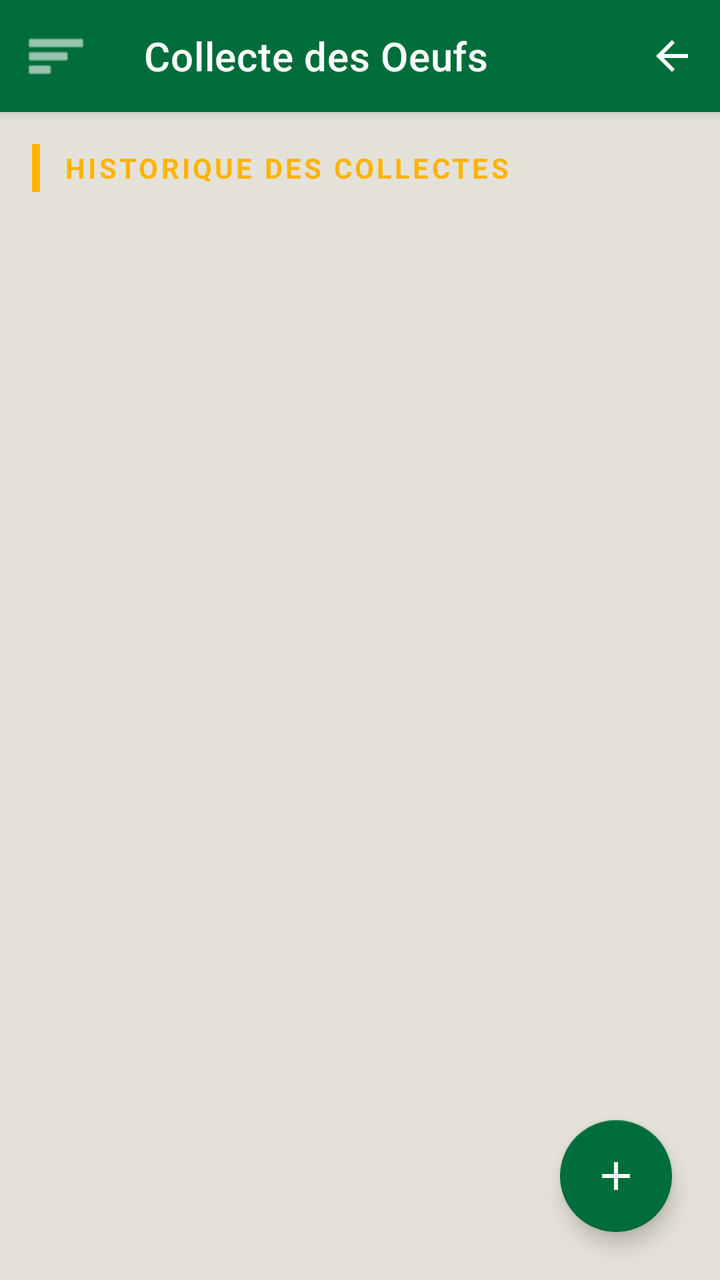
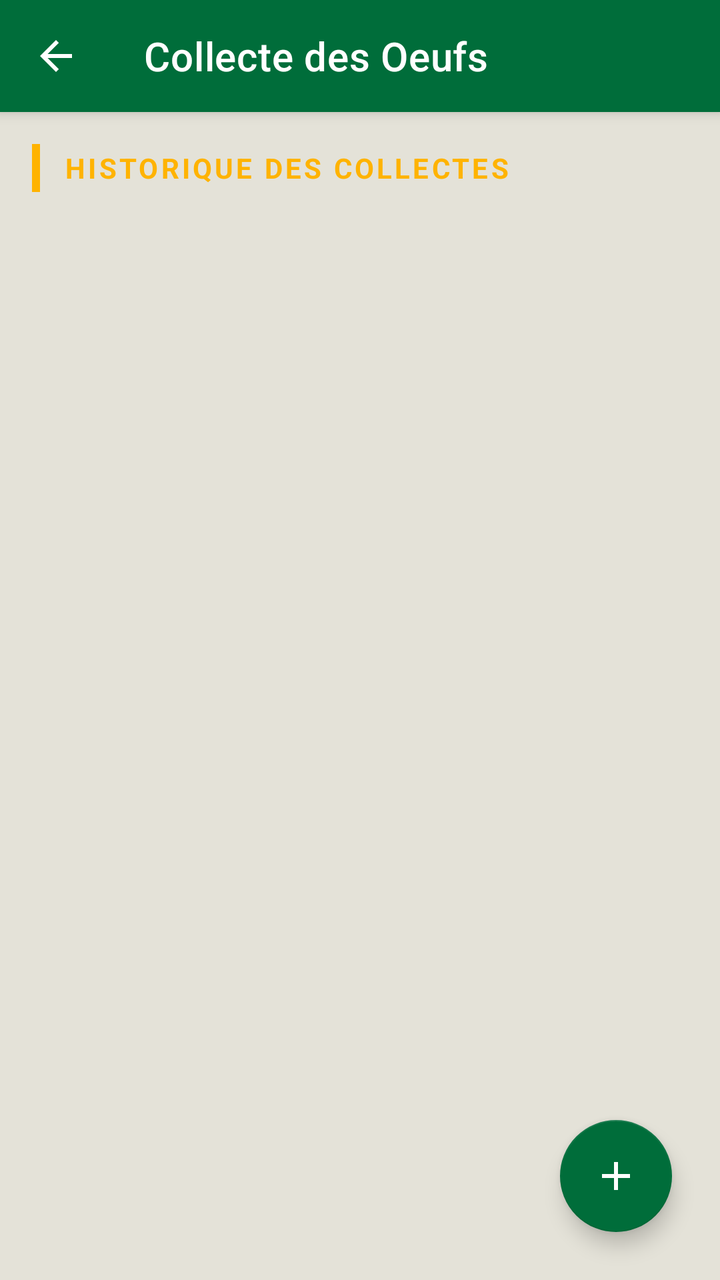

The first picture is an Android layout as it rendered before a commit; the second is the same layout after the commit. The layout source and the unified diff follow.
<!-- AndroidManifest.xml: application theme Theme.Poulailler_copilot -->
<!-- res/layout/activity_agent.xml -->
<?xml version="1.0" encoding="utf-8"?>
<androidx.drawerlayout.widget.DrawerLayout xmlns:android="http://schemas.android.com/apk/res/android"
    xmlns:app="http://schemas.android.com/apk/res-auto"
    xmlns:tools="http://schemas.android.com/tools"
    android:id="@+id/drawerLayout"
    android:layout_width="match_parent"
    android:layout_height="match_parent"
    >

    <androidx.coordinatorlayout.widget.CoordinatorLayout
        android:layout_width="match_parent"
        android:layout_height="match_parent">

        <com.google.android.material.appbar.AppBarLayout
            android:layout_width="match_parent"
            android:layout_height="wrap_content"
            >
            <com.google.android.material.appbar.MaterialToolbar
                android:id="@+id/toolbar"
                android:layout_width="match_parent"
                android:layout_height="?attr/actionBarSize"
                app:title="Collecte des Oeufs"
                app:titleTextColor="@color/white"
                app:navigationIcon="@android:drawable/ic_menu_sort_by_size"
                app:navigationIconTint="@color/white">

                <ImageView
                    android:id="@+id/ivBackToDashboard"
                    android:layout_width="48dp"
                    android:layout_height="48dp"
                    android:layout_gravity="end|center_vertical"
                    android:background="?attr/selectableItemBackgroundBorderless"
                    android:clickable="true"
                    android:contentDescription="@string/dashboard_title"
                    android:focusable="true"
                    android:padding="12dp"
                    android:src="@drawable/ic_back"
                    app:tint="@color/white" />
            </com.google.android.material.appbar.MaterialToolbar>
        </com.google.android.material.appbar.AppBarLayout>

        <androidx.core.widget.NestedScrollView
            android:layout_width="match_parent"
            android:layout_height="match_parent"
            app:layout_behavior="@string/appbar_scrolling_view_behavior">

            <LinearLayout
                android:layout_width="match_parent"
                android:layout_height="wrap_content"
                android:orientation="vertical"
                android:padding="16dp">

                
                <LinearLayout
                    android:layout_width="match_parent"
                    android:layout_height="wrap_content"
                    android:orientation="horizontal"
                    android:gravity="center_vertical"
                    android:layout_marginBottom="16dp">
                    <View
                        android:layout_width="4dp"
                        android:layout_height="24dp"
                        android:background="#FFB300" />
                    <TextView
                        android:layout_width="wrap_content"
                        android:layout_height="wrap_content"
                        android:text="HISTORIQUE DES COLLECTES"
                        android:textColor="#FFB300"
                        android:textSize="14sp"
                        android:textStyle="bold"
                        android:layout_marginStart="12dp"
                        android:letterSpacing="0.1" />
                </LinearLayout>

                <androidx.recyclerview.widget.RecyclerView
                    android:id="@+id/rvCollectionHistory"
                    android:layout_width="match_parent"
                    android:layout_height="wrap_content"
                    android:nestedScrollingEnabled="false"
                    tools:listitem="@layout/item_collection" />

                <com.google.android.material.button.MaterialButton
                    android:id="@+id/btnShowMore"
                    android:layout_width="wrap_content"
                    android:layout_height="wrap_content"
                    android:layout_gravity="center_horizontal"
                    android:text="Afficher plus"
                    android:textColor="#87CEEB"
                    style="@style/Widget.MaterialComponents.Button.TextButton"
                    android:visibility="gone" />

                
                <View
                    android:layout_width="match_parent"
                    android:layout_height="100dp" />

            </LinearLayout>
        </androidx.core.widget.NestedScrollView>

        <com.google.android.material.floatingactionbutton.FloatingActionButton
            android:id="@+id/fabAddCollection"
            android:layout_width="wrap_content"
            android:layout_height="wrap_content"
            android:layout_gravity="bottom|end"
            android:layout_margin="24dp"
            android:src="@drawable/ic_add"
            app:backgroundTint="@color/primary"
            app:tint="@color/white"
            android:contentDescription="Ajouter une collecte" />

    </androidx.coordinatorlayout.widget.CoordinatorLayout>

    <com.google.android.material.navigation.NavigationView
        android:id="@+id/navigationView"
        android:layout_width="wrap_content"
        android:layout_height="match_parent"
        android:layout_gravity="start"
        android:background="@color/surface"
        app:headerLayout="@layout/nav_header"
        app:itemIconTint="@color/text_secondary"
        app:itemTextColor="@color/text_primary"
        app:menu="@menu/drawer_menu" />

</androidx.drawerlayout.widget.DrawerLayout>
<!-- res/layout/item_collection.xml (included above) -->
<?xml version="1.0" encoding="utf-8"?>
<com.google.android.material.card.MaterialCardView xmlns:android="http://schemas.android.com/apk/res/android"
    xmlns:app="http://schemas.android.com/apk/res-auto"
    android:layout_width="match_parent"
    android:layout_height="wrap_content"
    android:layout_marginBottom="8dp"
    app:cardBackgroundColor="@color/surface"
    app:cardCornerRadius="8dp"
    app:strokeColor="@color/off_white"
    app:strokeWidth="1dp">

    <LinearLayout
        android:layout_width="match_parent"
        android:layout_height="wrap_content"
        android:orientation="horizontal"
        android:padding="12dp"
        android:gravity="center_vertical">

        <ImageView
            android:layout_width="32dp"
            android:layout_height="32dp"
            android:src="@drawable/ic_add"
            app:tint="#FFB300"
            android:contentDescription="Icône collecte" />

        <LinearLayout
            android:layout_width="0dp"
            android:layout_height="wrap_content"
            android:layout_weight="1"
            android:orientation="vertical"
            android:layout_marginStart="16dp">

            <TextView
                android:id="@+id/tvDate"
                android:layout_width="wrap_content"
                android:layout_height="wrap_content"
                android:textColor="@color/text_secondary"
                android:textSize="12sp"
                android:text="Date"/>

            <TextView
                android:id="@+id/tvEggs"
                android:layout_width="wrap_content"
                android:layout_height="wrap_content"
                android:textColor="@color/text_primary"
                android:textSize="16sp"
                android:textStyle="bold"
                android:text="0 œufs"/>
        </LinearLayout>

        <TextView
            android:id="@+id/tvBroken"
            android:layout_width="wrap_content"
            android:layout_height="wrap_content"
            android:textColor="#F44336"
            android:textSize="14sp"
            android:text="0 cassés"/>

    </LinearLayout>
</com.google.android.material.card.MaterialCardView>
<!-- res/layout/nav_header.xml (included above) -->
<?xml version="1.0" encoding="utf-8"?>
<LinearLayout xmlns:android="http://schemas.android.com/apk/res/android"
    xmlns:app="http://schemas.android.com/apk/res-auto"
    android:layout_width="match_parent"
    android:layout_height="wrap_content"
    android:background="@drawable/bg_nav_header"
    android:gravity="start"
    android:orientation="vertical"
    android:paddingHorizontal="20dp"
    android:paddingTop="28dp"
    android:paddingBottom="20dp">

    <com.google.android.material.card.MaterialCardView
        android:layout_width="72dp"
        android:layout_height="72dp"
        app:cardCornerRadius="36dp"
        app:cardElevation="4dp"
        app:strokeColor="@color/white"
        app:strokeWidth="2dp">

        <ImageView
            android:layout_width="match_parent"
            android:layout_height="match_parent"
            android:scaleType="centerCrop"
            android:src="@drawable/poule_pondeuse"
            android:contentDescription="@string/profile_picture_desc" />

    </com.google.android.material.card.MaterialCardView>

    <TextView
        android:id="@+id/tvUsername"
        android:layout_width="match_parent"
        android:layout_height="wrap_content"
        android:layout_marginTop="14dp"
        android:text="@string/default_username"
        android:textColor="@color/white"
        android:textSize="19sp"
        android:textStyle="bold" />

    <TextView
        android:id="@+id/tvFarmNameNav"
        android:layout_width="match_parent"
        android:layout_height="wrap_content"
        android:layout_marginTop="2dp"
        android:alpha="0.85"
        android:text="@string/default_farm_name_nav"
        android:textColor="@color/white"
        android:textSize="14sp" />

    <TextView
        android:id="@+id/tvUserRole"
        android:layout_width="wrap_content"
        android:layout_height="wrap_content"
        android:layout_marginTop="10dp"
        android:background="@drawable/bg_role_chip"
        android:paddingHorizontal="10dp"
        android:paddingVertical="3dp"
        android:text="@string/role_label"
        android:textColor="@color/primary_variant"
        android:textSize="11sp"
        android:textStyle="bold" />

    <TextView
        android:id="@+id/tvAppVersion"
        android:layout_width="wrap_content"
        android:layout_height="wrap_content"
        android:layout_marginTop="10dp"
        android:alpha="0.7"
        android:text="v1.0.0"
        android:textColor="@color/white"
        android:textSize="10sp" />
</LinearLayout>
<!-- resources referenced by this layout -->
<resources>
  <color name="off_white">#E4E2D8</color>
  <color name="primary">#006D3A</color>
  <color name="primary_variant">#004D22</color>
  <color name="surface">#F3F1EA</color>
  <color name="text_primary">#1C1B1F</color>
  <color name="text_secondary">#49454F</color>
  <color name="white">#FFFFFFFF</color>
  <!-- drawable bg_nav_header (drawable) -->
  <?xml version="1.0" encoding="utf-8"?>
  <shape xmlns:android="http://schemas.android.com/apk/res/android">
      <gradient
          android:angle="135"
          android:startColor="@color/primary"
          android:endColor="@color/primary_variant" />
  </shape>
  <!-- drawable bg_role_chip (drawable) -->
  <?xml version="1.0" encoding="utf-8"?>
  <shape xmlns:android="http://schemas.android.com/apk/res/android">
      <solid android:color="@color/accent_amber" />
      <corners android:radius="12dp" />
  </shape>
  <!-- drawable ic_add (drawable) -->
  <vector xmlns:android="http://schemas.android.com/apk/res/android"
      android:width="24dp"
      android:height="24dp"
      android:viewportWidth="24"
      android:viewportHeight="24">
      <path
          android:fillColor="#000000"
          android:pathData="M19,13h-6v6h-2v-6H5v-2h6V5h2v6h6z"/>
  </vector>
  <!-- drawable ic_back (drawable) -->
  <vector xmlns:android="http://schemas.android.com/apk/res/android"
      android:width="24dp"
      android:height="24dp"
      android:viewportWidth="24"
      android:viewportHeight="24">
      <path
          android:fillColor="#000000"
          android:pathData="M20,11H7.83l5.59,-5.59L12,4l-8,8 8,8 1.41,-1.41L7.83,13H20z"/>
  </vector>
  <string name="dashboard_title">Tableau de Bord</string>
  <string name="default_farm_name_nav">Ma Ferme</string>
  <string name="default_username">Utilisateur</string>
  <string name="profile_picture_desc">Photo de profil</string>
  <string name="role_label">Rôle</string>
  <color name="accent_amber">#FFB300</color>
  <color name="secondary">#43A047</color>
  <color name="secondary_variant">#2E7D32</color>
  <color name="background">@color/off_white</color>
  <style name="Widget.App.CardView" parent="Widget.MaterialComponents.CardView">
          <item name="cardElevation">2dp</item>
          <item name="cardCornerRadius">16dp</item>
          <item name="cardBackgroundColor">@color/surface</item>
          <item name="strokeWidth">0dp</item>
      </style>
  <style name="ShapeAppearance.App.LargeComponent" parent="ShapeAppearance.MaterialComponents.LargeComponent">
          <item name="cornerFamily">rounded</item>
          <item name="cornerSize">16dp</item>
      </style>
  <style name="ThemeOverlay.App.MaterialAlertDialog" parent="ThemeOverlay.MaterialComponents.MaterialAlertDialog">
          <item name="colorSurface">@color/surface</item>
          <item name="colorOnSurface">@color/text_primary</item>
          <item name="android:textColorPrimary">@color/text_primary</item>
      </style>
  <!-- unchanged entries left out for length: 2 -->
</resources>

<!-- the commit's change to res/layout/activity_agent.xml (unified diff, before → after) -->
@@ -21,22 +21,9 @@
                 android:layout_height="?attr/actionBarSize"
                 app:title="Collecte des Oeufs"
                 app:titleTextColor="@color/white"
-                app:navigationIcon="@android:drawable/ic_menu_sort_by_size"
-                app:navigationIconTint="@color/white">
-
-                <ImageView
-                    android:id="@+id/ivBackToDashboard"
-                    android:layout_width="48dp"
-                    android:layout_height="48dp"
-                    android:layout_gravity="end|center_vertical"
-                    android:background="?attr/selectableItemBackgroundBorderless"
-                    android:clickable="true"
-                    android:contentDescription="@string/dashboard_title"
-                    android:focusable="true"
-                    android:padding="12dp"
-                    android:src="@drawable/ic_back"
-                    app:tint="@color/white" />
-            </com.google.android.material.appbar.MaterialToolbar>
+                app:navigationIcon="@drawable/ic_back"
+                app:navigationIconTint="@color/white" />
+
         </com.google.android.material.appbar.AppBarLayout>
 
         <androidx.core.widget.NestedScrollView
<!-- resource entries referenced after the edit -->
@@ -41,7 +41,6 @@
           android:fillColor="#000000"
           android:pathData="M20,11H7.83l5.59,-5.59L12,4l-8,8 8,8 1.41,-1.41L7.83,13H20z"/>
   </vector>
-  <string name="dashboard_title">Tableau de Bord</string>
   <string name="default_farm_name_nav">Ma Ferme</string>
   <string name="default_username">Utilisateur</string>
   <string name="profile_picture_desc">Photo de profil</string>
